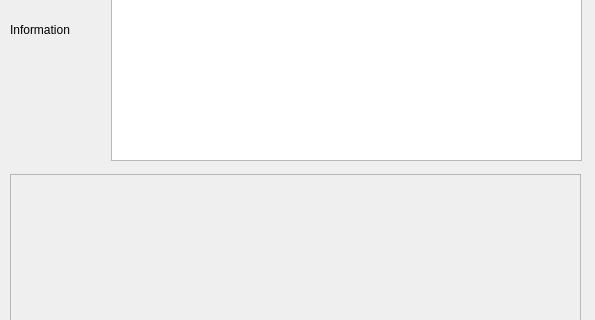
Qt form src/gui/src/SoundLibrary/SoundLibraryPropertiesDialog_UI.ui (hydrogen-music/hydrogen) before a commit; both pictures show x 0 to 595 and y 126 to 446 of the 595 by 640 pixel window.
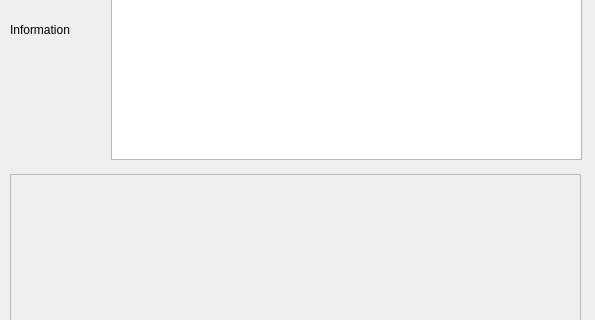
The same form after that commit.

Commit message: Basics are in place for downloading image in the Import Library dialog. TODO: Major cleanup on this!

The edit to the form file:
```diff
--- a/src/gui/src/SoundLibrary/SoundLibraryPropertiesDialog_UI.ui
+++ b/src/gui/src/SoundLibrary/SoundLibraryPropertiesDialog_UI.ui
@@ -117,7 +117,7 @@
      <x>111</x>
      <y>95</y>
      <width>471</width>
-     <height>192</height>
+     <height>191</height>
     </rect>
    </property>
    <property name="acceptRichText">
```
The commit also changes 5 other files.
